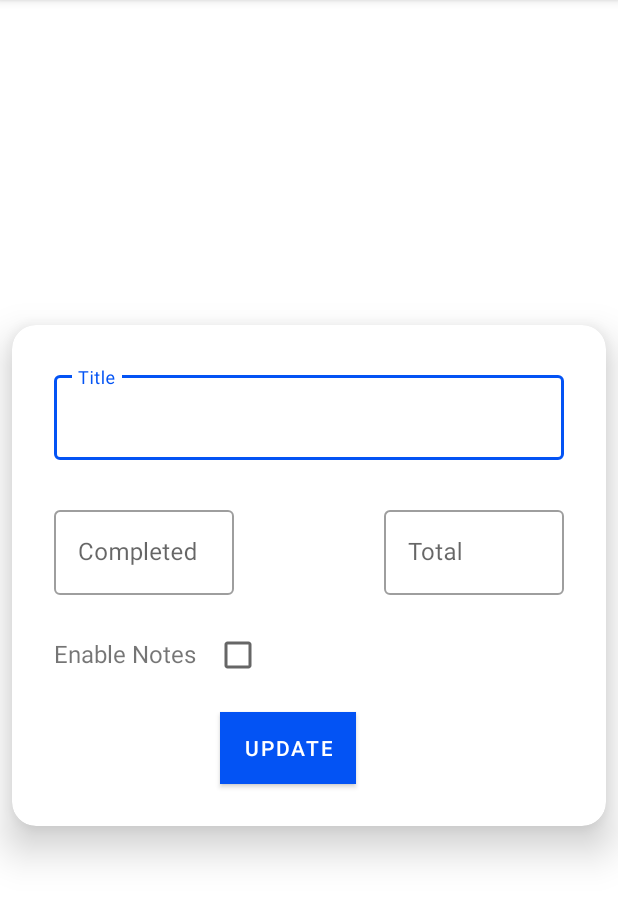
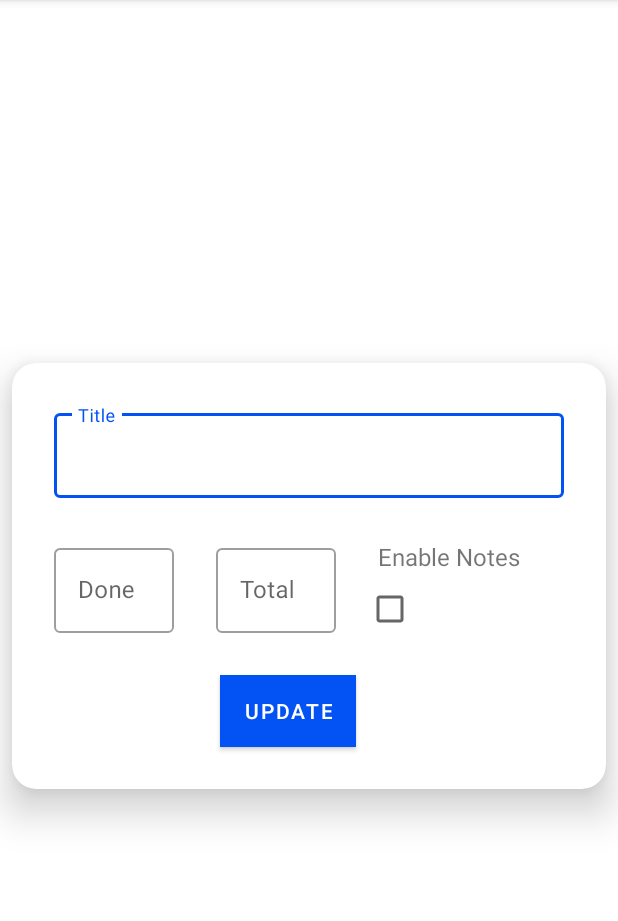
Before and after one commit to sowmyav24/challenge-tracker, an Android app: the fragment EditChallengeFragment shown on its own in the app's theme, on a phone screen of 412 x 824 dp, the part 84-1005 px from its top. Run offline under Robolectric (Android 15) with nearby library versions, the phone set to English and light mode, and no system bars; our stand-ins replace Room's generated code; 5 statements that could not run were skipped.

Commit message:
CHange layout for edit challenge

```diff
--- a/app/src/main/AndroidManifest.xml
+++ b/app/src/main/AndroidManifest.xml
@@ -15,8 +15,10 @@
             android:windowSoftInputMode="adjustResize"
             android:theme="@style/AppTheme.NoActionBar" >
             <intent-filter>
+                <action android:name="android.intent.action.VIEW" />
+            </intent-filter>
+            <intent-filter>
                 <action android:name="android.intent.action.MAIN" />
-
                 <category android:name="android.intent.category.LAUNCHER" />
             </intent-filter>
         </activity>
--- a/app/src/main/res/layout/fragment_edit_challenge.xml
+++ b/app/src/main/res/layout/fragment_edit_challenge.xml
@@ -42,12 +42,12 @@
         <com.google.android.material.textfield.TextInputLayout
             android:id="@+id/completed_days"
             style="@style/Widget.MaterialComponents.TextInputLayout.OutlinedBox"
-            android:layout_width="@dimen/dimen_120"
+            android:layout_width="@dimen/dimen_80"
             android:layout_height="wrap_content"
             android:layout_marginStart="@dimen/dimen_28"
             android:layout_marginTop="@dimen/dimen_28"
             android:layout_marginEnd="@dimen/dimen_28"
-            android:hint="@string/completed"
+            android:hint="@string/done_text"
             android:textAlignment="center"
             android:textSize="@dimen/dimen_text_20"
             app:layout_constraintStart_toStartOf="parent"
@@ -63,14 +63,14 @@
         <com.google.android.material.textfield.TextInputLayout
             android:id="@+id/total_days"
             style="@style/Widget.MaterialComponents.TextInputLayout.OutlinedBox"
-            android:layout_width="@dimen/dimen_120"
+            android:layout_width="@dimen/dimen_80"
             android:layout_height="wrap_content"
             android:layout_marginTop="@dimen/dimen_28"
-            android:layout_marginEnd="@dimen/dimen_28"
+            android:layout_marginStart="@dimen/dimen_28"
             android:hint="@string/total"
             android:textAlignment="center"
             android:textSize="@dimen/dimen_text_20"
-            app:layout_constraintEnd_toEndOf="parent"
+            app:layout_constraintStart_toEndOf="@+id/completed_days"
             app:layout_constraintTop_toBottomOf="@id/challenge_title">
 
             <com.google.android.material.textfield.TextInputEditText
@@ -88,18 +88,16 @@
             android:layout_marginTop="@dimen/dimen_28"
             android:text="@string/notes"
             android:textSize="@dimen/dimen_text_16"
-            app:layout_constraintStart_toStartOf="parent"
-            app:layout_constraintTop_toBottomOf="@id/completed_days"/>
+            app:layout_constraintStart_toEndOf="@+id/total_days"
+            app:layout_constraintTop_toBottomOf="@id/challenge_title"/>
 
         <androidx.appcompat.widget.AppCompatCheckBox
             android:id="@+id/notes_needed"
             android:layout_width="wrap_content"
             android:layout_height="wrap_content"
-            android:layout_marginEnd="@dimen/dimen_24"
-            android:layout_marginStart="@dimen/dimen_12"
-            android:layout_marginTop="@dimen/dimen_16"
-            app:layout_constraintStart_toEndOf="@+id/notes_text"
-            app:layout_constraintTop_toBottomOf="@id/completed_days"/>
+            android:layout_marginStart="@dimen/dimen_20"
+            app:layout_constraintStart_toEndOf="@id/total_days"
+            app:layout_constraintTop_toBottomOf="@id/notes_text"/>
 
         <com.google.android.material.button.MaterialButton
             style="@style/Widget.MaterialComponents.Button"
@@ -115,7 +113,7 @@
             app:layout_constraintBottom_toBottomOf="parent"
             app:layout_constraintEnd_toEndOf="parent"
             app:layout_constraintStart_toStartOf="parent"
-            app:layout_constraintTop_toBottomOf="@+id/notes_text" />
+            app:layout_constraintTop_toBottomOf="@+id/completed_days" />
 
     </androidx.constraintlayout.widget.ConstraintLayout>
 </com.google.android.material.card.MaterialCardView>
--- a/app/src/main/res/values/dimens.xml
+++ b/app/src/main/res/values/dimens.xml
@@ -1,9 +1,9 @@
 <resources>
-    <dimen name="nav_header_height">176dp</dimen>
     <dimen name="dimen_4">4dp</dimen>
     <dimen name="dimen_8">8dp</dimen>
     <dimen name="dimen_12">12dp</dimen>
     <dimen name="dimen_16">16dp</dimen>
+    <dimen name="dimen_20">20dp</dimen>
     <dimen name="dimen_24">24dp</dimen>
     <dimen name="dimen_28">28dp</dimen>
     <dimen name="dimen_32">32dp</dimen>
@@ -12,8 +12,10 @@
     <dimen name="dimen_48">48dp</dimen>
     <dimen name="dimen_52">52dp</dimen>
     <dimen name="dimen_56">56dp</dimen>
+    <dimen name="dimen_72">72dp</dimen>
+    <dimen name="dimen_80">80dp</dimen>
     <dimen name="dimen_120">120dp</dimen>
-    <dimen name="dimen_72">72dp</dimen>
+    <dimen name="nav_header_height">176dp</dimen>
     <dimen name="dimen_text_16">16sp</dimen>
     <dimen name="dimen_text_20">20sp</dimen>
     <dimen name="dimen_text_40">40sp</dimen>
--- a/app/src/main/res/values/strings.xml
+++ b/app/src/main/res/values/strings.xml
@@ -23,6 +23,7 @@
     <string name="start_challenging">Start challenging</string>
     <string name="start_now">Start now</string>
     <string name="done">Done !</string>
+    <string name="done_text">Done</string>
     <string name="no_notes">No Notes Captured for this challenge</string>
     <string name="no_challenges">No challenges</string>
     <string name="required">Required</string>
```
